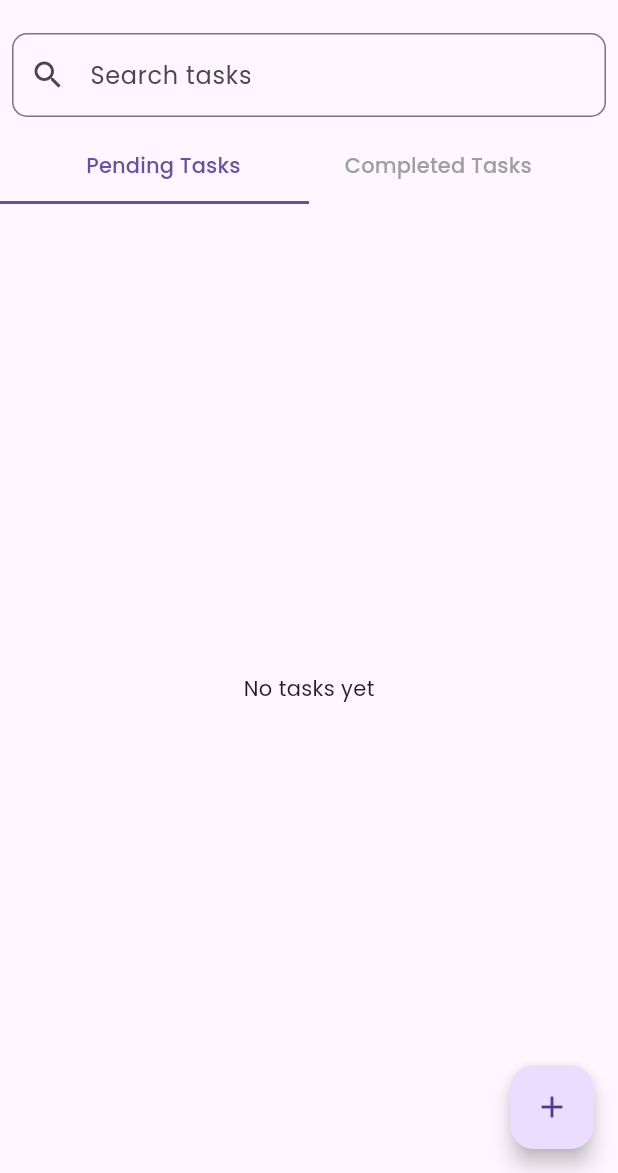
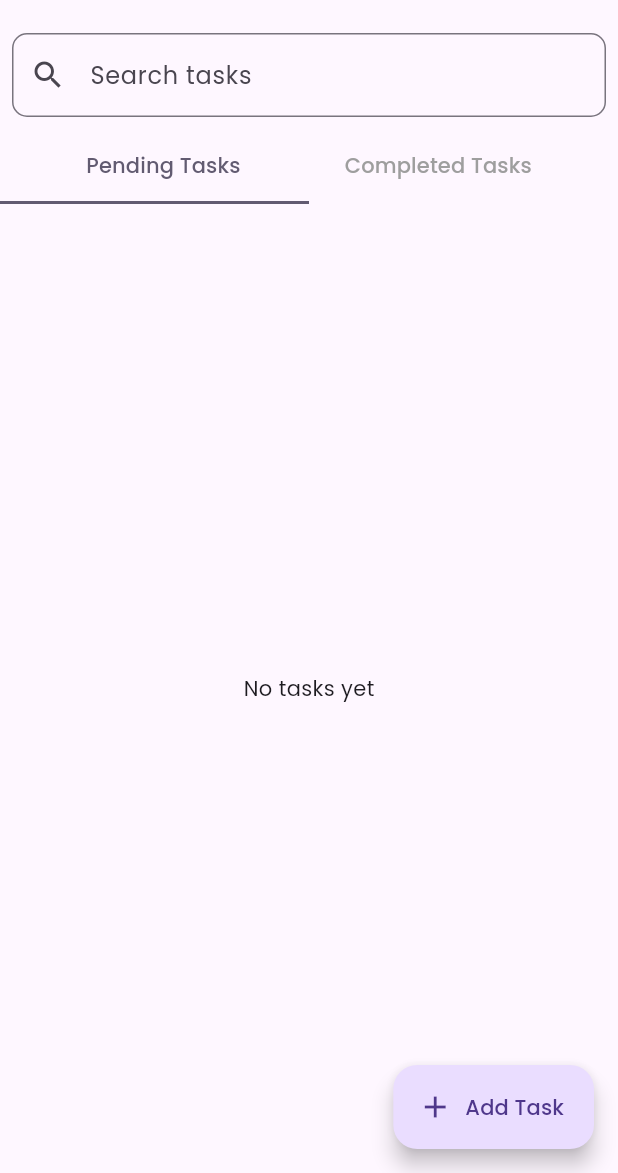
Before and after one commit to dcaayushd/CODSOFT_TODOList_App, a Flutter app: the screen it shows after launch, on a phone screen of 412 x 824 dp, the part 63-1236 px from its top. Run offline on Flutter 3.47's test engine with Material 3 defaults, Android fonts, the light colour scheme and no system bars; our stand-ins replace flutter_local_notifications, google_fonts, shared_preferences, timezone.

Commit message:
Add Task Button Updated

```diff
--- a/lib/screens/task_list_screen.dart
+++ b/lib/screens/task_list_screen.dart
@@ -63,10 +63,12 @@ class _TaskListScreenState extends State<TaskListScreen> {
                     _showCompleted = false;
                   });
                 },
-                child: Text('Pending Tasks'),
+                child: Text(
+                  'Pending Tasks',
+                ),
                 style: TextButton.styleFrom(
                   foregroundColor: !_showCompleted
-                      ? Theme.of(context).primaryColor
+                      ? Theme.of(context).colorScheme.secondary
                       : Colors.grey,
                 ),
               ),
@@ -78,7 +80,7 @@ class _TaskListScreenState extends State<TaskListScreen> {
                 },
                 style: TextButton.styleFrom(
                   foregroundColor: _showCompleted
-                      ? Theme.of(context).primaryColor
+                      ? Theme.of(context).colorScheme.secondary
                       : Colors.grey,
                 ),
                 child: Text('Completed Tasks'),
@@ -92,14 +94,14 @@ class _TaskListScreenState extends State<TaskListScreen> {
                 Expanded(
                   child: Container(
                     color: !_showCompleted
-                        ? Theme.of(context).primaryColor
+                        ? Theme.of(context).colorScheme.secondary
                         : Colors.transparent,
                   ),
                 ),
                 Expanded(
                   child: Container(
                     color: _showCompleted
-                        ? Theme.of(context).primaryColor
+                        ? Theme.of(context).colorScheme.secondary
                         : Colors.transparent,
                   ),
                 ),
@@ -146,14 +148,15 @@ class _TaskListScreenState extends State<TaskListScreen> {
           ),
         ],
       ),
-      floatingActionButton: FloatingActionButton(
+      floatingActionButton: FloatingActionButton.extended(
         onPressed: () {
           showDialog(
             context: context,
             builder: (context) => AddTaskDialog(),
           );
         },
-        child: Icon(Icons.add),
+        icon: Icon(Icons.add),
+        label: Text('Add Task'),
       ),
     );
   }
```
